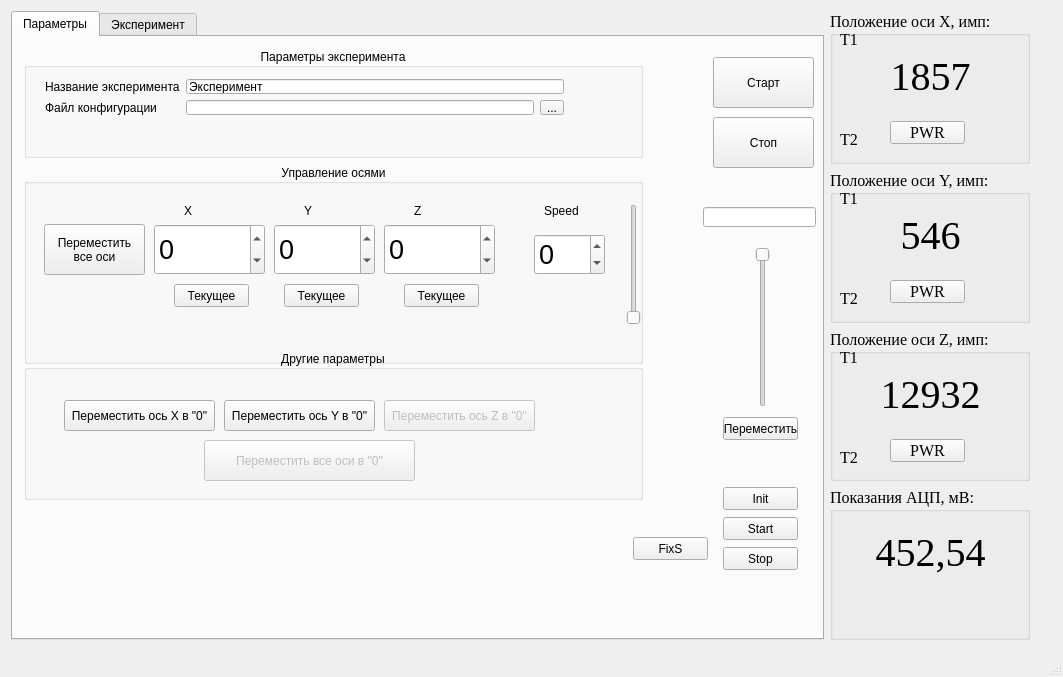
Old version of the form mainwindow.ui in the repository myworkandstudy/ULI.
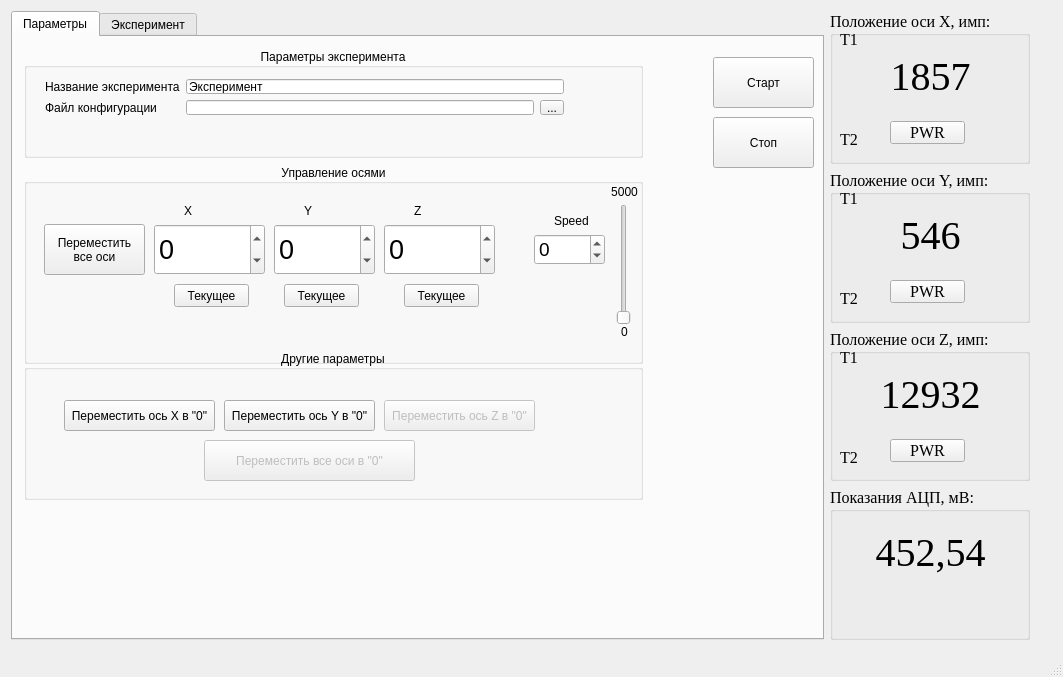
New version of the form.

Diff of the .ui file:
```diff
--- a/mainwindow.ui
+++ b/mainwindow.ui
@@ -26,6 +26,9 @@
     <layout class="QHBoxLayout" name="horizontalLayout_2">
      <item>
       <widget class="QTabWidget" name="tabWidget">
+       <property name="enabled">
+        <bool>true</bool>
+       </property>
        <property name="styleSheet">
         <string notr="true"/>
        </property>
@@ -311,7 +314,7 @@
             <widget class="QSlider" name="verticalSlider_2">
              <property name="geometry">
               <rect>
-               <x>600</x>
+               <x>590</x>
                <y>40</y>
                <width>20</width>
                <height>121</height>
@@ -330,8 +333,8 @@
             <widget class="QLabel" name="label_16">
              <property name="geometry">
               <rect>
-               <x>520</x>
-               <y>40</y>
+               <x>530</x>
+               <y>50</y>
                <width>47</width>
                <height>13</height>
               </rect>
@@ -346,12 +349,12 @@
                <x>510</x>
                <y>70</y>
                <width>71</width>
-               <height>41</height>
+               <height>31</height>
               </rect>
              </property>
              <property name="font">
               <font>
-               <pointsize>20</pointsize>
+               <pointsize>14</pointsize>
               </font>
              </property>
              <property name="minimum">
@@ -361,6 +364,38 @@
               <number>999999999</number>
              </property>
             </widget>
+            <widget class="QLabel" name="label_17">
+             <property name="geometry">
+              <rect>
+               <x>590</x>
+               <y>160</y>
+               <width>21</width>
+               <height>16</height>
+              </rect>
+             </property>
+             <property name="text">
+              <string>0</string>
+             </property>
+             <property name="alignment">
+              <set>Qt::AlignCenter</set>
+             </property>
+            </widget>
+            <widget class="QLabel" name="label_18">
+             <property name="geometry">
+              <rect>
+               <x>580</x>
+               <y>20</y>
+               <width>41</width>
+               <height>16</height>
+              </rect>
+             </property>
+             <property name="text">
+              <string>5000</string>
+             </property>
+             <property name="alignment">
+              <set>Qt::AlignCenter</set>
+             </property>
+            </widget>
            </widget>
           </item>
           <item>
@@ -439,51 +474,6 @@
           </item>
          </layout>
         </widget>
-        <widget class="QLineEdit" name="lineEdit">
-         <property name="geometry">
-          <rect>
-           <x>690</x>
-           <y>170</y>
-           <width>113</width>
-           <height>20</height>
-          </rect>
-         </property>
-         <property name="readOnly">
-          <bool>true</bool>
-         </property>
-        </widget>
-        <widget class="QPushButton" name="pushButton_2">
-         <property name="geometry">
-          <rect>
-           <x>710</x>
-           <y>380</y>
-           <width>75</width>
-           <height>23</height>
-          </rect>
-         </property>
-         <property name="text">
-          <string>Переместить</string>
-         </property>
-        </widget>
-        <widget class="QSlider" name="verticalSlider">
-         <property name="geometry">
-          <rect>
-           <x>740</x>
-           <y>210</y>
-           <width>19</width>
-           <height>160</height>
-          </rect>
-         </property>
-         <property name="maximum">
-          <number>10000</number>
-         </property>
-         <property name="orientation">
-          <enum>Qt::Vertical</enum>
-         </property>
-         <property name="invertedAppearance">
-          <bool>true</bool>
-         </property>
-        </widget>
         <widget class="QPushButton" name="pushButton_12">
          <property name="geometry">
           <rect>
@@ -510,58 +500,6 @@
           <string>Стоп</string>
          </property>
         </widget>
-        <widget class="QPushButton" name="pushButton_14">
-         <property name="geometry">
-          <rect>
-           <x>710</x>
-           <y>450</y>
-           <width>75</width>
-           <height>23</height>
-          </rect>
-         </property>
-         <property name="text">
-          <string>Init</string>
-         </property>
-        </widget>
-        <widget class="QPushButton" name="pushButton_15">
-         <property name="geometry">
-          <rect>
-           <x>710</x>
-           <y>480</y>
-           <width>75</width>
-           <height>23</height>
-          </rect>
-         </property>
-         <property name="text">
-          <string>Start</string>
-         </property>
-        </widget>
-        <widget class="QPushButton" name="pushButton_16">
-         <property name="geometry">
-          <rect>
-           <x>710</x>
-           <y>510</y>
-           <width>75</width>
-           <height>23</height>
-          </rect>
-         </property>
-         <property name="text">
-          <string>Stop</string>
-         </property>
-        </widget>
-        <widget class="QPushButton" name="pushButton_17">
-         <property name="geometry">
-          <rect>
-           <x>620</x>
-           <y>500</y>
-           <width>75</width>
-           <height>23</height>
-          </rect>
-         </property>
-         <property name="text">
-          <string>FixS</string>
-         </property>
-        </widget>
        </widget>
        <widget class="QWidget" name="tab_2">
         <attribute name="title">
```
Left out of the diff: 2 changed lines with no effect on the pictures.
